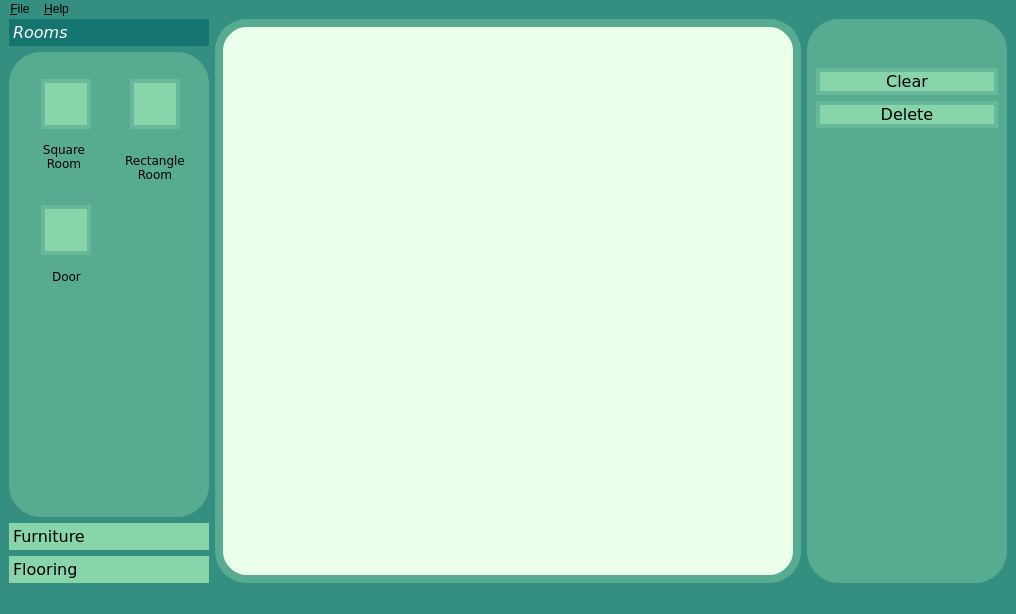
Above: editwindow.ui from mdelaune/RoboSim before the change. Below: the same form after it.
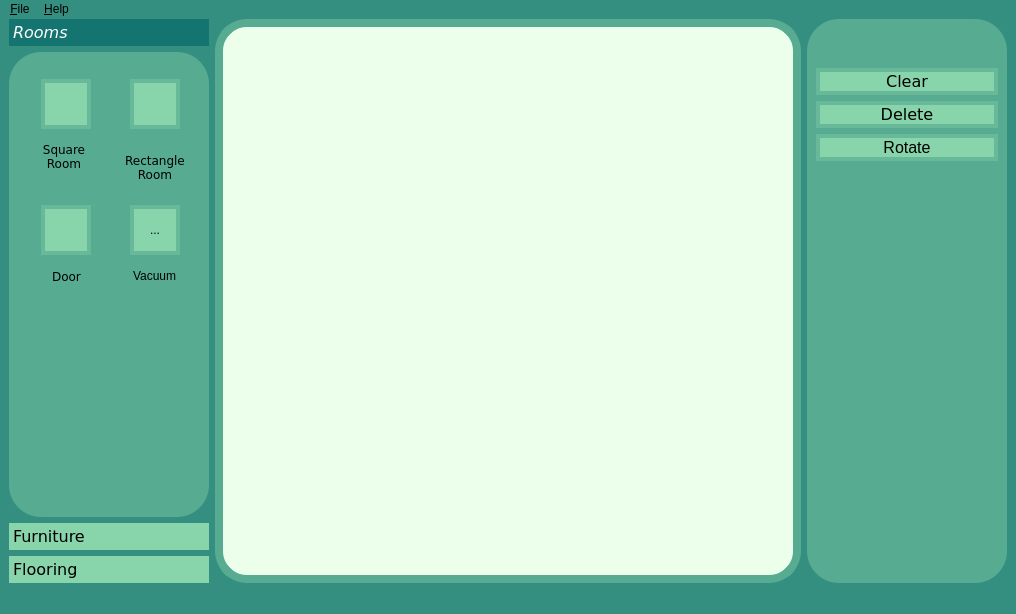
That is the form after the change. The open tabs and pages were chosen to show the change. Icons and pictures are not drawn.

What changed in the file:
```diff
--- a/editwindow.ui
+++ b/editwindow.ui
@@ -304,6 +304,49 @@
               </property>
              </widget>
             </item>
+            <item row="2" column="1" alignment="Qt::AlignHCenter|Qt::AlignVCenter">
+             <widget class="QToolButton" name="toolButton">
+              <property name="minimumSize">
+               <size>
+                <width>50</width>
+                <height>50</height>
+               </size>
+              </property>
+              <property name="styleSheet">
+               <string notr="true">QToolButton{
+	background: rgba(136, 212, 171, 1);
+	border-width: 4px;
+	border-style: solid;
+	border-radius: 32px;
+	border-color: rgba(103, 185, 154, 1);
+}
+QToolButton::hover {
+	background: rgba(103, 185, 154, 1);
+	border-width: 4px;
+	border-style: solid;
+	border-radius: 32px;
+	border-color: rgba(103, 185, 154, 1);
+}
+</string>
+              </property>
+              <property name="text">
+               <string>...</string>
+              </property>
+             </widget>
+            </item>
+            <item row="3" column="1" alignment="Qt::AlignHCenter|Qt::AlignTop">
+             <widget class="QLabel" name="label">
+              <property name="maximumSize">
+               <size>
+                <width>75</width>
+                <height>75</height>
+               </size>
+              </property>
+              <property name="text">
+               <string>Vacuum</string>
+              </property>
+             </widget>
+            </item>
            </layout>
           </widget>
          </widget>
@@ -829,6 +872,44 @@
             </property>
            </widget>
           </item>
+          <item>
+           <widget class="QPushButton" name="btn_rotate">
+            <property name="minimumSize">
+             <size>
+              <width>0</width>
+              <height>25</height>
+             </size>
+            </property>
+            <property name="font">
+             <font>
+              <pointsize>12</pointsize>
+             </font>
+            </property>
+            <property name="mouseTracking">
+             <bool>true</bool>
+            </property>
+            <property name="styleSheet">
+             <string notr="true">QPushButton{
+	background: rgba(136, 212, 171, 1);
+	border-width: 4px;
+	border-style: solid;
+	border-radius: 32px;
+	border-color: rgba(103, 185, 154, 1);
+}
+QPushButton::hover {
+	background: rgba(103, 185, 154, 1);
+	border-width: 4px;
+	border-style: solid;
+	border-radius: 32px;
+	border-color: rgba(103, 185, 154, 1);
+}
+</string>
+            </property>
+            <property name="text">
+             <string>Rotate</string>
+            </property>
+           </widget>
+          </item>
           <item>
            <spacer name="verticalSpacer">
             <property name="orientation">
```
Left out of the diff: 2 changed lines with no effect on the pictures.
